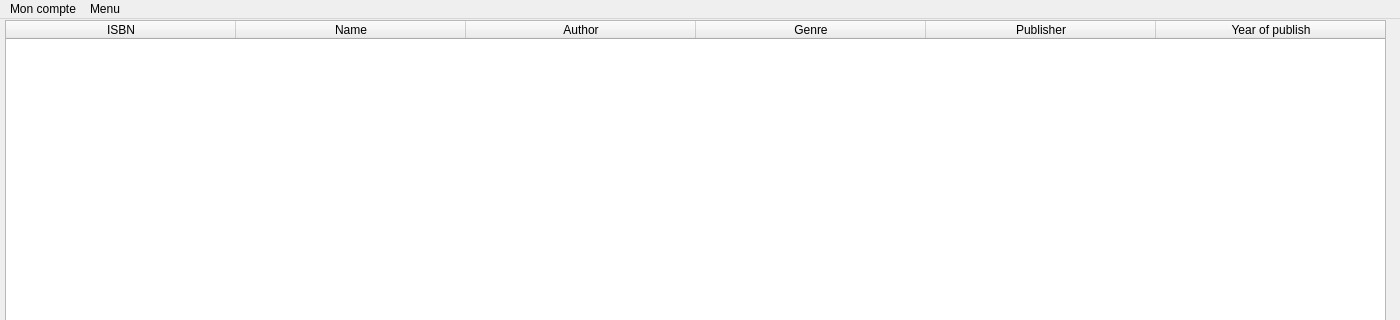
Above: source/glybook.ui from sophieham/Glybook before the change; both pictures show x 0 to 1400 and y 0 to 320 of the 1400 by 800 pixel window. Below: the same form after it.
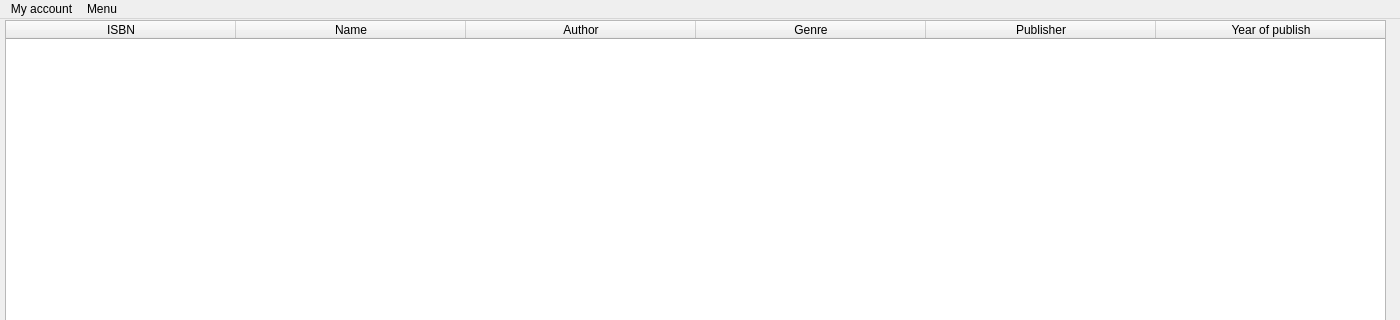
That is the form after the change. Icons and pictures are not drawn.

Commit message:
Page de compte utilisateur fonctionnel
- Permet aux abonnés de voir les informations de compte & des les modifier
- Les administrateurs peuvent voir cette page pour chaque compte

Patch:
```diff
--- a/source/glybook.ui
+++ b/source/glybook.ui
@@ -158,7 +158,7 @@
    </widget>
    <widget class="QMenu" name="menuParam_tres">
     <property name="title">
-     <string>Mon compte</string>
+     <string>My account</string>
     </property>
     <addaction name="actionMyAccount"/>
     <addaction name="actionSettings"/>
```
Left out of the diff: 26 changed lines with no effect on the pictures. The commit also changes 17 other files.
